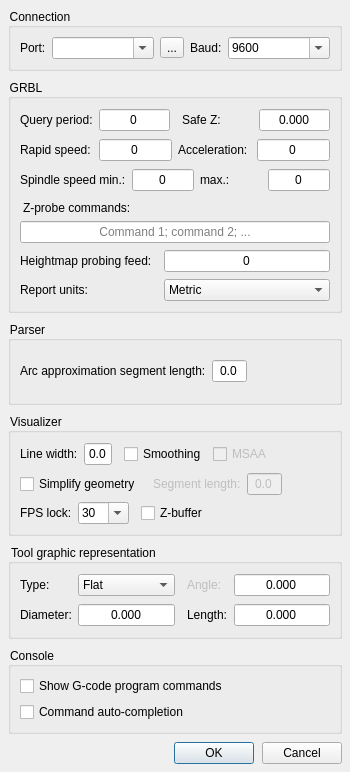
The window that frmsettings.ui (Denvi/Candle) describes before a commit, drawn with Qt 5.
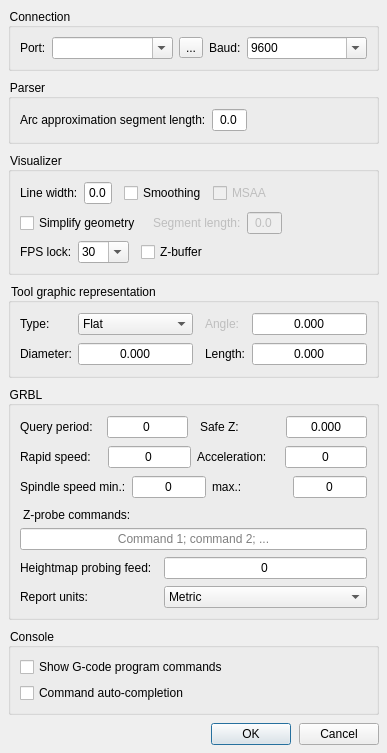
The same window after the commit. Icons and pictures are not drawn.

Commit message: Desktop config fix.

```diff
--- a/frmsettings.ui
+++ b/frmsettings.ui
@@ -6,8 +6,8 @@
    <rect>
     <x>0</x>
     <y>0</y>
-    <width>350</width>
-    <height>772</height>
+    <width>387</width>
+    <height>548</height>
    </rect>
   </property>
   <property name="windowTitle">
@@ -133,280 +133,6 @@
      </layout>
     </widget>
    </item>
-   <item>
-    <widget class="QGroupBox" name="groupBox_2">
-     <property name="sizePolicy">
-      <sizepolicy hsizetype="Preferred" vsizetype="Maximum">
-       <horstretch>0</horstretch>
-       <verstretch>0</verstretch>
-      </sizepolicy>
-     </property>
-     <property name="title">
-      <string>GRBL</string>
-     </property>
-     <layout class="QVBoxLayout" name="verticalLayout_5">
-      <item>
-       <layout class="QGridLayout" name="gridLayout_2">
-        <item row="0" column="0">
-         <widget class="QLabel" name="label_11">
-          <property name="text">
-           <string>Query period:</string>
-          </property>
-         </widget>
-        </item>
-        <item row="0" column="3">
-         <widget class="QLabel" name="label_9">
-          <property name="text">
-           <string>Safe Z:</string>
-          </property>
-         </widget>
-        </item>
-        <item row="0" column="1">
-         <widget class="QSpinBox" name="txtQueryStateTime">
-          <property name="font">
-           <font>
-            <pointsize>9</pointsize>
-           </font>
-          </property>
-          <property name="alignment">
-           <set>Qt::AlignCenter</set>
-          </property>
-          <property name="buttonSymbols">
-           <enum>QAbstractSpinBox::NoButtons</enum>
-          </property>
-          <property name="maximum">
-           <number>9999</number>
-          </property>
-         </widget>
-        </item>
-        <item row="0" column="4">
-         <widget class="QDoubleSpinBox" name="txtSafeZ">
-          <property name="alignment">
-           <set>Qt::AlignCenter</set>
-          </property>
-          <property name="buttonSymbols">
-           <enum>QAbstractSpinBox::NoButtons</enum>
-          </property>
-          <property name="decimals">
-           <number>3</number>
-          </property>
-          <property name="minimum">
-           <double>-999.000000000000000</double>
-          </property>
-          <property name="maximum">
-           <double>999.000000000000000</double>
-          </property>
-         </widget>
-        </item>
-        <item row="0" column="2">
-         <spacer name="horizontalSpacer_6">
-          <property name="orientation">
-           <enum>Qt::Horizontal</enum>
-          </property>
-          <property name="sizeType">
-           <enum>QSizePolicy::Fixed</enum>
-          </property>
-          <property name="sizeHint" stdset="0">
-           <size>
-            <width>6</width>
-            <height>20</height>
-           </size>
-          </property>
-         </spacer>
-        </item>
-       </layout>
-      </item>
-      <item>
-       <layout class="QHBoxLayout" name="horizontalLayout_3" stretch="0,0,0,0">
-        <item>
-         <widget class="QLabel" name="label_10">
-          <property name="text">
-           <string>Rapid speed:</string>
-          </property>
-         </widget>
-        </item>
-        <item>
-         <widget class="QSpinBox" name="txtRapidSpeed">
-          <property name="font">
-           <font>
-            <pointsize>9</pointsize>
-           </font>
-          </property>
-          <property name="alignment">
-           <set>Qt::AlignCenter</set>
-          </property>
-          <property name="buttonSymbols">
-           <enum>QAbstractSpinBox::NoButtons</enum>
-          </property>
-          <property name="maximum">
-           <number>99999</number>
-          </property>
-         </widget>
-        </item>
-        <item>
-         <widget class="QLabel" name="label_14">
-          <property name="text">
-           <string>Acceleration:</string>
-          </property>
-         </widget>
-        </item>
-        <item>
-         <widget class="QSpinBox" name="txtAcceleration">
-          <property name="font">
-           <font>
-            <pointsize>9</pointsize>
-           </font>
-          </property>
-          <property name="alignment">
-           <set>Qt::AlignCenter</set>
-          </property>
-          <property name="buttonSymbols">
-           <enum>QAbstractSpinBox::NoButtons</enum>
-          </property>
-          <property name="maximum">
-           <number>99999</number>
-          </property>
-         </widget>
-        </item>
-       </layout>
-      </item>
-      <item>
-       <layout class="QHBoxLayout" name="horizontalLayout_4">
-        <item>
-         <widget class="QLabel" name="label_12">
-          <property name="text">
-           <string>Spindle speed min.:</string>
-          </property>
-         </widget>
-        </item>
-        <item>
-         <widget class="QSpinBox" name="txtSpindleSpeedMin">
-          <property name="font">
-           <font>
-            <pointsize>9</pointsize>
-           </font>
-          </property>
-          <property name="alignment">
-           <set>Qt::AlignCenter</set>
-          </property>
-          <property name="buttonSymbols">
-           <enum>QAbstractSpinBox::NoButtons</enum>
-          </property>
-          <property name="maximum">
-           <number>99999</number>
-          </property>
-         </widget>
-        </item>
-        <item>
-         <widget class="QLabel" name="label_13">
-          <property name="text">
-           <string>max.:</string>
-          </property>
-         </widget>
-        </item>
-        <item>
-         <widget class="QSpinBox" name="txtSpindleSpeedMax">
-          <property name="font">
-           <font>
-            <pointsize>9</pointsize>
-           </font>
-          </property>
-          <property name="alignment">
-           <set>Qt::AlignCenter</set>
-          </property>
-          <property name="buttonSymbols">
-           <enum>QAbstractSpinBox::NoButtons</enum>
-          </property>
-          <property name="maximum">
-           <number>99999</number>
-          </property>
-         </widget>
-        </item>
-       </layout>
-      </item>
-      <item>
-       <widget class="QLabel" name="label_17">
-        <property name="styleSheet">
-         <string notr="true">padding-left: -4;
-padding-top: 3;</string>
-        </property>
-        <property name="text">
-         <string>Z-probe commands:</string>
-        </property>
-       </widget>
-      </item>
-      <item>
-       <widget class="QLineEdit" name="txtTouchCommand">
-        <property name="alignment">
-         <set>Qt::AlignCenter</set>
-        </property>
-        <property name="placeholderText">
-         <string>Command 1; command 2; ...</string>
-        </property>
-       </widget>
-      </item>
-      <item>
-       <layout class="QGridLayout" name="gridLayout_4">
-        <property name="horizontalSpacing">
-         <number>12</number>
-        </property>
-        <item row="0" column="0">
-         <widget class="QLabel" name="label_18">
-          <property name="text">
-           <string>Heightmap probing feed:</string>
-          </property>
-         </widget>
-        </item>
-        <item row="0" column="1">
-         <widget class="QSpinBox" name="txtHeightMapProbingFeed">
-          <property name="font">
-           <font>
-            <pointsize>9</pointsize>
-           </font>
-          </property>
-          <property name="alignment">
-           <set>Qt::AlignCenter</set>
-          </property>
-          <property name="buttonSymbols">
-           <enum>QAbstractSpinBox::NoButtons</enum>
-          </property>
-          <property name="maximum">
-           <number>99999</number>
-          </property>
-         </widget>
-        </item>
-        <item row="1" column="0">
-         <widget class="QLabel" name="label_15">
-          <property name="text">
-           <string>Report units:</string>
-          </property>
-         </widget>
-        </item>
-        <item row="1" column="1">
-         <widget class="QComboBox" name="cboUnits">
-          <property name="sizePolicy">
-           <sizepolicy hsizetype="Expanding" vsizetype="Fixed">
-            <horstretch>0</horstretch>
-            <verstretch>0</verstretch>
-           </sizepolicy>
-          </property>
-          <item>
-           <property name="text">
-            <string>Metric</string>
-           </property>
-          </item>
-          <item>
-           <property name="text">
-            <string>Imperial</string>
-           </property>
-          </item>
-         </widget>
-        </item>
-       </layout>
-      </item>
-     </layout>
-    </widget>
-   </item>
    <item>
     <widget class="QGroupBox" name="groupBox_5">
      <property name="title">
@@ -843,6 +569,280 @@
      </layout>
     </widget>
    </item>
+   <item>
+    <widget class="QGroupBox" name="groupBox_2">
+     <property name="sizePolicy">
+      <sizepolicy hsizetype="Preferred" vsizetype="Maximum">
+       <horstretch>0</horstretch>
+       <verstretch>0</verstretch>
+      </sizepolicy>
+     </property>
+     <property name="title">
+      <string>GRBL</string>
+     </property>
+     <layout class="QVBoxLayout" name="verticalLayout_5">
+      <item>
+       <layout class="QGridLayout" name="gridLayout_2">
+        <item row="0" column="0">
+         <widget class="QLabel" name="label_11">
+          <property name="text">
+           <string>Query period:</string>
+          </property>
+         </widget>
+        </item>
+        <item row="0" column="3">
+         <widget class="QLabel" name="label_9">
+          <property name="text">
+           <string>Safe Z:</string>
+          </property>
+         </widget>
+        </item>
+        <item row="0" column="1">
+         <widget class="QSpinBox" name="txtQueryStateTime">
+          <property name="font">
+           <font>
+            <pointsize>9</pointsize>
+           </font>
+          </property>
+          <property name="alignment">
+           <set>Qt::AlignCenter</set>
+          </property>
+          <property name="buttonSymbols">
+           <enum>QAbstractSpinBox::NoButtons</enum>
+          </property>
+          <property name="maximum">
+           <number>9999</number>
+          </property>
+         </widget>
+        </item>
+        <item row="0" column="4">
+         <widget class="QDoubleSpinBox" name="txtSafeZ">
+          <property name="alignment">
+           <set>Qt::AlignCenter</set>
+          </property>
+          <property name="buttonSymbols">
+           <enum>QAbstractSpinBox::NoButtons</enum>
+          </property>
+          <property name="decimals">
+           <number>3</number>
+          </property>
+          <property name="minimum">
+           <double>-999.000000000000000</double>
+          </property>
+          <property name="maximum">
+           <double>999.000000000000000</double>
+          </property>
+         </widget>
+        </item>
+        <item row="0" column="2">
+         <spacer name="horizontalSpacer_6">
+          <property name="orientation">
+           <enum>Qt::Horizontal</enum>
+          </property>
+          <property name="sizeType">
+           <enum>QSizePolicy::Fixed</enum>
+          </property>
+          <property name="sizeHint" stdset="0">
+           <size>
+            <width>6</width>
+            <height>20</height>
+           </size>
+          </property>
+         </spacer>
+        </item>
+       </layout>
+      </item>
+      <item>
+       <layout class="QHBoxLayout" name="horizontalLayout_3" stretch="0,0,0,0">
+        <item>
+         <widget class="QLabel" name="label_10">
+          <property name="text">
+           <string>Rapid speed:</string>
+          </property>
+         </widget>
+        </item>
+        <item>
+         <widget class="QSpinBox" name="txtRapidSpeed">
+          <property name="font">
+           <font>
+            <pointsize>9</pointsize>
+           </font>
+          </property>
+          <property name="alignment">
+           <set>Qt::AlignCenter</set>
+          </property>
+          <property name="buttonSymbols">
+           <enum>QAbstractSpinBox::NoButtons</enum>
+          </property>
+          <property name="maximum">
+           <number>99999</number>
+          </property>
+         </widget>
+        </item>
+        <item>
+         <widget class="QLabel" name="label_14">
+          <property name="text">
+           <string>Acceleration:</string>
+          </property>
+         </widget>
+        </item>
+        <item>
+         <widget class="QSpinBox" name="txtAcceleration">
+          <property name="font">
+           <font>
+            <pointsize>9</pointsize>
+           </font>
+          </property>
+          <property name="alignment">
+           <set>Qt::AlignCenter</set>
+          </property>
+          <property name="buttonSymbols">
+           <enum>QAbstractSpinBox::NoButtons</enum>
+          </property>
+          <property name="maximum">
+           <number>99999</number>
+          </property>
+         </widget>
+        </item>
+       </layout>
+      </item>
+      <item>
+       <layout class="QHBoxLayout" name="horizontalLayout_4">
+        <item>
+         <widget class="QLabel" name="label_12">
+          <property name="text">
+           <string>Spindle speed min.:</string>
+          </property>
+         </widget>
+        </item>
+        <item>
+         <widget class="QSpinBox" name="txtSpindleSpeedMin">
+          <property name="font">
+           <font>
+            <pointsize>9</pointsize>
+           </font>
+          </property>
+          <property name="alignment">
+           <set>Qt::AlignCenter</set>
+          </property>
+          <property name="buttonSymbols">
+           <enum>QAbstractSpinBox::NoButtons</enum>
+          </property>
+          <property name="maximum">
+           <number>99999</number>
+          </property>
+         </widget>
+        </item>
+        <item>
+         <widget class="QLabel" name="label_13">
+          <property name="text">
+           <string>max.:</string>
+          </property>
+         </widget>
+        </item>
+        <item>
+         <widget class="QSpinBox" name="txtSpindleSpeedMax">
+          <property name="font">
+           <font>
+            <pointsize>9</pointsize>
+           </font>
+          </property>
+          <property name="alignment">
+           <set>Qt::AlignCenter</set>
+          </property>
+          <property name="buttonSymbols">
+           <enum>QAbstractSpinBox::NoButtons</enum>
+          </property>
+          <property name="maximum">
+           <number>99999</number>
+          </property>
+         </widget>
+        </item>
+       </layout>
+      </item>
+      <item>
+       <widget class="QLabel" name="label_17">
+        <property name="styleSheet">
+         <string notr="true">padding-left: -4;
+padding-top: 3;</string>
+        </property>
+        <property name="text">
+         <string>Z-probe commands:</string>
+        </property>
+       </widget>
+      </item>
+      <item>
+       <widget class="QLineEdit" name="txtTouchCommand">
+        <property name="alignment">
+         <set>Qt::AlignCenter</set>
+        </property>
+        <property name="placeholderText">
+         <string>Command 1; command 2; ...</string>
+        </property>
+       </widget>
+      </item>
+      <item>
+       <layout class="QGridLayout" name="gridLayout_4">
+        <property name="horizontalSpacing">
+         <number>12</number>
+        </property>
+        <item row="0" column="0">
+         <widget class="QLabel" name="label_18">
+          <property name="text">
+           <string>Heightmap probing feed:</string>
+          </property>
+         </widget>
+        </item>
+        <item row="0" column="1">
+         <widget class="QSpinBox" name="txtHeightMapProbingFeed">
+          <property name="font">
+           <font>
+            <pointsize>9</pointsize>
+           </font>
+          </property>
+          <property name="alignment">
+           <set>Qt::AlignCenter</set>
+          </property>
+          <property name="buttonSymbols">
+           <enum>QAbstractSpinBox::NoButtons</enum>
+          </property>
+          <property name="maximum">
+           <number>99999</number>
+          </property>
+         </widget>
+        </item>
+        <item row="1" column="0">
+         <widget class="QLabel" name="label_15">
+          <property name="text">
+           <string>Report units:</string>
+          </property>
+         </widget>
+        </item>
+        <item row="1" column="1">
+         <widget class="QComboBox" name="cboUnits">
+          <property name="sizePolicy">
+           <sizepolicy hsizetype="Expanding" vsizetype="Fixed">
+            <horstretch>0</horstretch>
+            <verstretch>0</verstretch>
+           </sizepolicy>
+          </property>
+          <item>
+           <property name="text">
+            <string>Metric</string>
+           </property>
+          </item>
+          <item>
+           <property name="text">
+            <string>Imperial</string>
+           </property>
+          </item>
+         </widget>
+        </item>
+       </layout>
+      </item>
+     </layout>
+    </widget>
+   </item>
    <item>
     <widget class="QGroupBox" name="groupBox_3">
      <property name="sizePolicy">
```
The commit also changes 2 other files.
